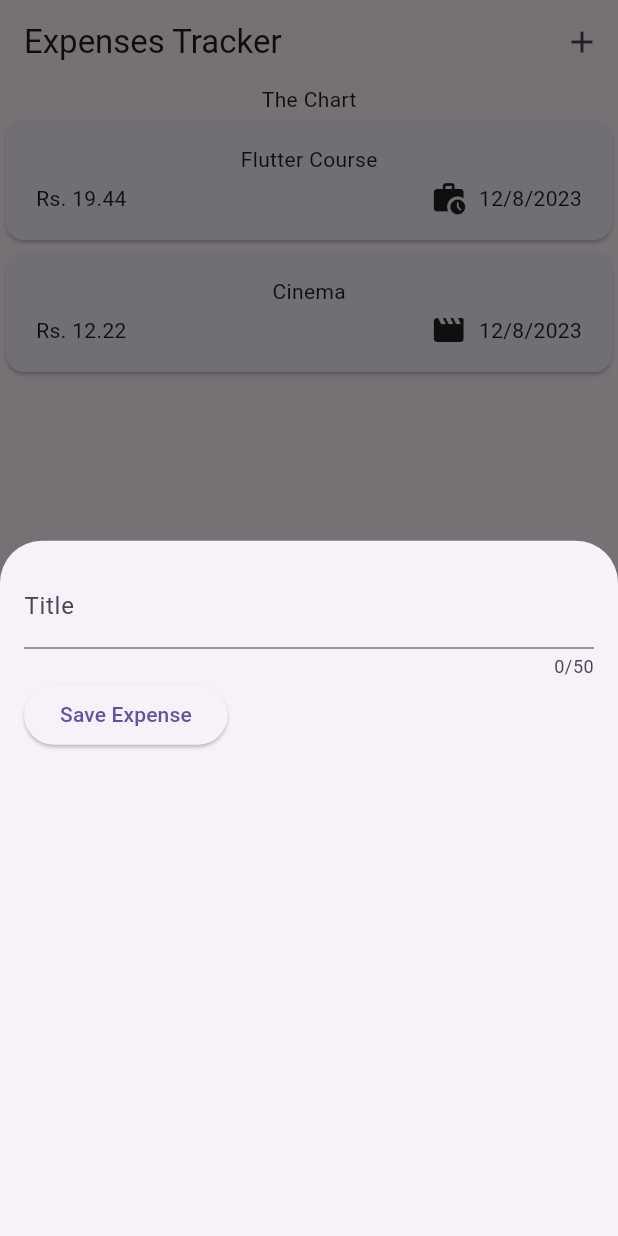
After one commit to rn-byte/Expense-Tracker, a Flutter app: the screen it shows after launch, after a tap on the "add" icon, on a phone screen of 412 x 824 dp. The commit adds this screen. Run offline on Flutter 3.47's test engine with Material 3 defaults, Android fonts, the phone set to English and light mode, and no system bars.

Commit message:
This is 7th commit

```diff
--- a/lib/main.dart
+++ b/lib/main.dart
@@ -3,8 +3,9 @@ import 'package:expense_tracker/models/widgets/expenses.dart';
 
 void main() {
   runApp(
-    const MaterialApp(
-      home: Expenses(),
+    MaterialApp(
+      theme: ThemeData(useMaterial3: true),
+      home: const Expenses(),
     ),
   );
 }
--- a/lib/models/widgets/expenses.dart
+++ b/lib/models/widgets/expenses.dart
@@ -1,5 +1,6 @@
 import 'package:expense_tracker/models/widgets/expenses_list/expenses_list.dart';
 import 'package:expense_tracker/models/expense.dart';
+import 'package:expense_tracker/models/widgets/new_expense.dart';
 import 'package:flutter/material.dart';
 
 class Expenses extends StatefulWidget {
@@ -26,9 +27,35 @@ class _ExpensesState extends State<Expenses> {
       category: Category.leisure,
     )
   ];
+
+  void _openAddExpenseOverlay() {
+    // You can think of this context object this context value as some kind of
+    // metadata collection, an object full of metadata managed by flutter that
+    // belongs to a specific widget. so every widget has its own context object
+    // and that contains metadata information related to the widget and very
+    // important related to thee widget's position in the overall UI widget tree.
+    // so this context value which we get below here holds information about the
+    // upper expenses widget in the end and its position n the widget tree.
+    showModalBottomSheet(
+      context: context,
+      builder: (ctx) => const NewExpense(),
+    );
+    //  'ctx' is now the context object for the model element that's created
+    // by flutter
+  }
+
   @override
   Widget build(BuildContext context) {
     return Scaffold(
+      appBar: AppBar(
+        title: const Text('Expenses Tracker'),
+        actions: [
+          IconButton(
+            onPressed: _openAddExpenseOverlay,
+            icon: const Icon(Icons.add),
+          ),
+        ],
+      ),
       body: Column(
         children: [
           const Text("The Chart"),
--- /dev/null
+++ b/lib/models/widgets/new_expense.dart
@@ -0,0 +1,52 @@
+import 'package:flutter/material.dart';
+
+class NewExpense extends StatefulWidget {
+  const NewExpense({super.key});
+  @override
+  State<NewExpense> createState() {
+    return _NewExpenseState();
+  }
+}
+
+class _NewExpenseState extends State<NewExpense> {
+  //Storing the value entered by the user from TextField
+  // 1st approach
+  var _enteredTitle = "";
+  void _saveTitleInput(String inputValue) {
+    _enteredTitle = inputValue;
+  }
+
+  @override
+  Widget build(BuildContext context) {
+    return Padding(
+      padding: const EdgeInsets.all(16),
+      child: Column(
+        children: [
+          TextField(
+            // 1st approach : Add onChanged parameter to TextField which allows
+            // us to register a function that will be triggered whenever the
+            // value in that TextField Changes
+
+            //Getting input on every keystroke
+            onChanged: _saveTitleInput,
+            maxLength: 50,
+            // for adding label, we use decoration
+            decoration: const InputDecoration(
+              label: Text("Title"),
+            ),
+          ),
+          Row(
+            children: [
+              ElevatedButton(
+                onPressed: () {
+                  print(_enteredTitle);
+                },
+                child: const Text("Save Expense"),
+              )
+            ],
+          )
+        ],
+      ),
+    );
+  }
+}
```
